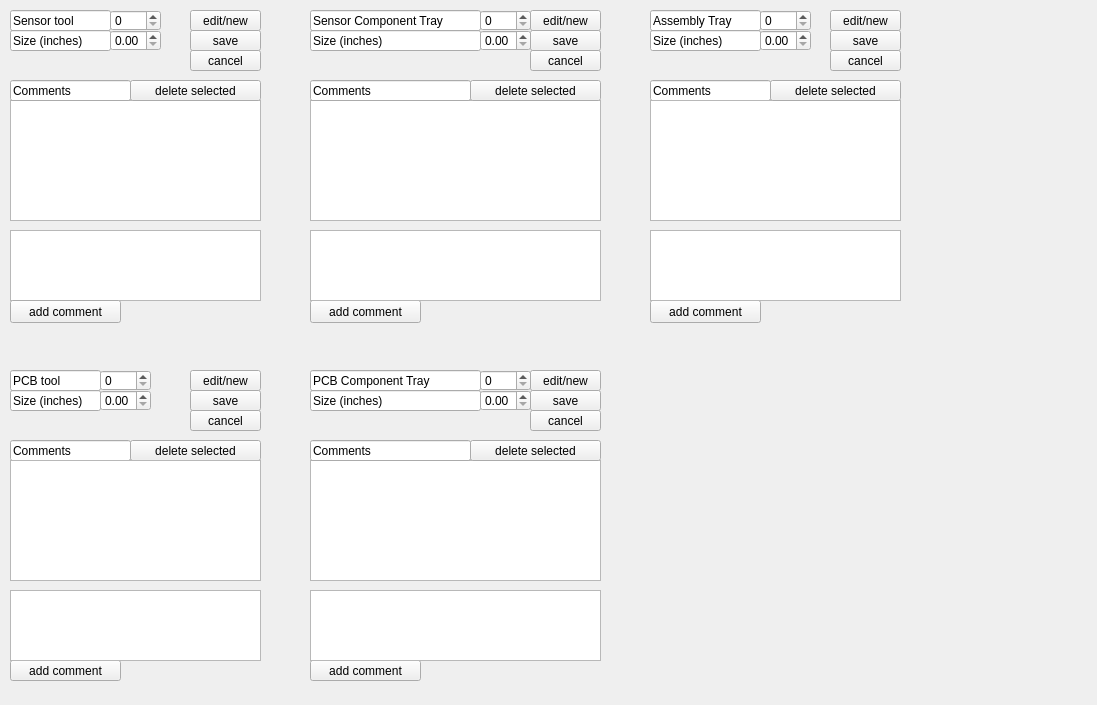
The window that pages_ui/view_tooling.ui (IncandelaLab/SharedUI) describes before a commit, drawn with Qt 5.
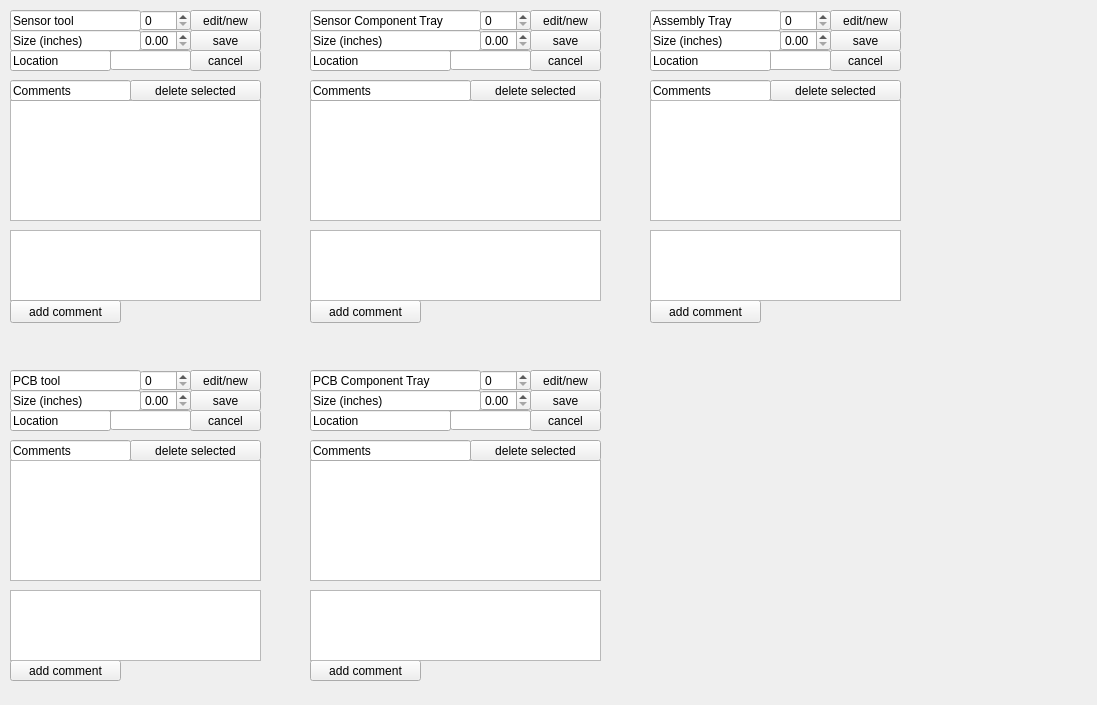
The same window after the commit.

Commit message: Various UI improvements, small bugfixes in assembly step error checking

Patch:
```diff
--- a/pages_ui/view_tooling.ui
+++ b/pages_ui/view_tooling.ui
@@ -18,7 +18,7 @@
     <rect>
      <x>10</x>
      <y>10</y>
-     <width>101</width>
+     <width>131</width>
      <height>21</height>
     </rect>
    </property>
@@ -32,7 +32,7 @@
   <widget class="QSpinBox" name="sbSensorToolID">
    <property name="geometry">
     <rect>
-     <x>110</x>
+     <x>140</x>
      <y>10</y>
      <width>51</width>
      <height>21</height>
@@ -57,7 +57,7 @@
     <rect>
      <x>10</x>
      <y>30</y>
-     <width>101</width>
+     <width>131</width>
      <height>21</height>
     </rect>
    </property>
@@ -71,7 +71,7 @@
   <widget class="QDoubleSpinBox" name="dsbSensorToolSize">
    <property name="geometry">
     <rect>
-     <x>110</x>
+     <x>140</x>
      <y>30</y>
      <width>51</width>
      <height>21</height>
@@ -149,7 +149,7 @@
   <widget class="QDoubleSpinBox" name="dsbPcbToolSize">
    <property name="geometry">
     <rect>
-     <x>100</x>
+     <x>140</x>
      <y>390</y>
      <width>51</width>
      <height>21</height>
@@ -190,7 +190,7 @@
     <rect>
      <x>10</x>
      <y>370</y>
-     <width>91</width>
+     <width>131</width>
      <height>21</height>
     </rect>
    </property>
@@ -204,7 +204,7 @@
   <widget class="QSpinBox" name="sbPcbToolID">
    <property name="geometry">
     <rect>
-     <x>100</x>
+     <x>140</x>
      <y>370</y>
      <width>51</width>
      <height>21</height>
@@ -232,7 +232,7 @@
     <rect>
      <x>10</x>
      <y>390</y>
-     <width>91</width>
+     <width>131</width>
      <height>21</height>
     </rect>
    </property>
@@ -496,7 +496,7 @@
   <widget class="QDoubleSpinBox" name="dsbAssemblyTraySize">
    <property name="geometry">
     <rect>
-     <x>760</x>
+     <x>780</x>
      <y>30</y>
      <width>51</width>
      <height>21</height>
@@ -548,7 +548,7 @@
   <widget class="QSpinBox" name="sbAssemblyTrayID">
    <property name="geometry">
     <rect>
-     <x>760</x>
+     <x>780</x>
      <y>10</y>
      <width>51</width>
      <height>21</height>
@@ -576,7 +576,7 @@
     <rect>
      <x>650</x>
      <y>30</y>
-     <width>111</width>
+     <width>131</width>
      <height>21</height>
     </rect>
    </property>
@@ -602,7 +602,7 @@
     <rect>
      <x>650</x>
      <y>10</y>
-     <width>111</width>
+     <width>131</width>
      <height>21</height>
     </rect>
    </property>
@@ -808,6 +808,136 @@
     <string>save</string>
    </property>
   </widget>
+  <widget class="QLineEdit" name="leSensorToolLocation">
+   <property name="geometry">
+    <rect>
+     <x>110</x>
+     <y>50</y>
+     <width>81</width>
+     <height>20</height>
+    </rect>
+   </property>
+  </widget>
+  <widget class="QLineEdit" name="lineEdit_16">
+   <property name="geometry">
+    <rect>
+     <x>10</x>
+     <y>50</y>
+     <width>101</width>
+     <height>21</height>
+    </rect>
+   </property>
+   <property name="text">
+    <string>Location</string>
+   </property>
+   <property name="readOnly">
+    <bool>true</bool>
+   </property>
+  </widget>
+  <widget class="QLineEdit" name="lineEdit_17">
+   <property name="geometry">
+    <rect>
+     <x>310</x>
+     <y>50</y>
+     <width>141</width>
+     <height>21</height>
+    </rect>
+   </property>
+   <property name="text">
+    <string>Location</string>
+   </property>
+   <property name="readOnly">
+    <bool>true</bool>
+   </property>
+  </widget>
+  <widget class="QLineEdit" name="leSensorTrayLocation">
+   <property name="geometry">
+    <rect>
+     <x>450</x>
+     <y>50</y>
+     <width>81</width>
+     <height>20</height>
+    </rect>
+   </property>
+  </widget>
+  <widget class="QLineEdit" name="leAssemblyTrayLocation">
+   <property name="geometry">
+    <rect>
+     <x>750</x>
+     <y>50</y>
+     <width>81</width>
+     <height>20</height>
+    </rect>
+   </property>
+  </widget>
+  <widget class="QLineEdit" name="lineEdit_18">
+   <property name="geometry">
+    <rect>
+     <x>650</x>
+     <y>50</y>
+     <width>121</width>
+     <height>21</height>
+    </rect>
+   </property>
+   <property name="text">
+    <string>Location</string>
+   </property>
+   <property name="readOnly">
+    <bool>true</bool>
+   </property>
+  </widget>
+  <widget class="QLineEdit" name="lineEdit_19">
+   <property name="geometry">
+    <rect>
+     <x>10</x>
+     <y>410</y>
+     <width>101</width>
+     <height>21</height>
+    </rect>
+   </property>
+   <property name="text">
+    <string>Location</string>
+   </property>
+   <property name="readOnly">
+    <bool>true</bool>
+   </property>
+  </widget>
+  <widget class="QLineEdit" name="lePcbToolLocation">
+   <property name="geometry">
+    <rect>
+     <x>110</x>
+     <y>410</y>
+     <width>81</width>
+     <height>20</height>
+    </rect>
+   </property>
+  </widget>
+  <widget class="QLineEdit" name="lineEdit_20">
+   <property name="geometry">
+    <rect>
+     <x>310</x>
+     <y>410</y>
+     <width>141</width>
+     <height>21</height>
+    </rect>
+   </property>
+   <property name="text">
+    <string>Location</string>
+   </property>
+   <property name="readOnly">
+    <bool>true</bool>
+   </property>
+  </widget>
+  <widget class="QLineEdit" name="lePcbTrayLocation">
+   <property name="geometry">
+    <rect>
+     <x>450</x>
+     <y>410</y>
+     <width>81</width>
+     <height>20</height>
+    </rect>
+   </property>
+  </widget>
  </widget>
  <resources/>
  <connections/>
```
The commit also changes 20 other files.
